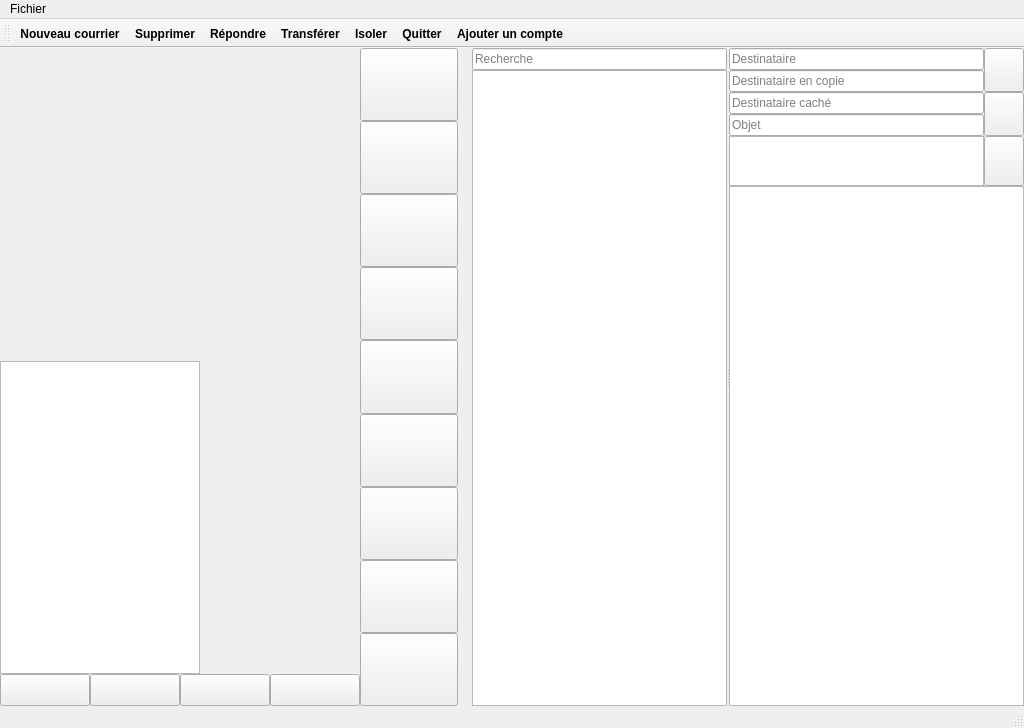
This is mailer/src/gui/gen/mailbox.ui in asm99/muami as Qt 5 draws it before an edit. The edited form follows.
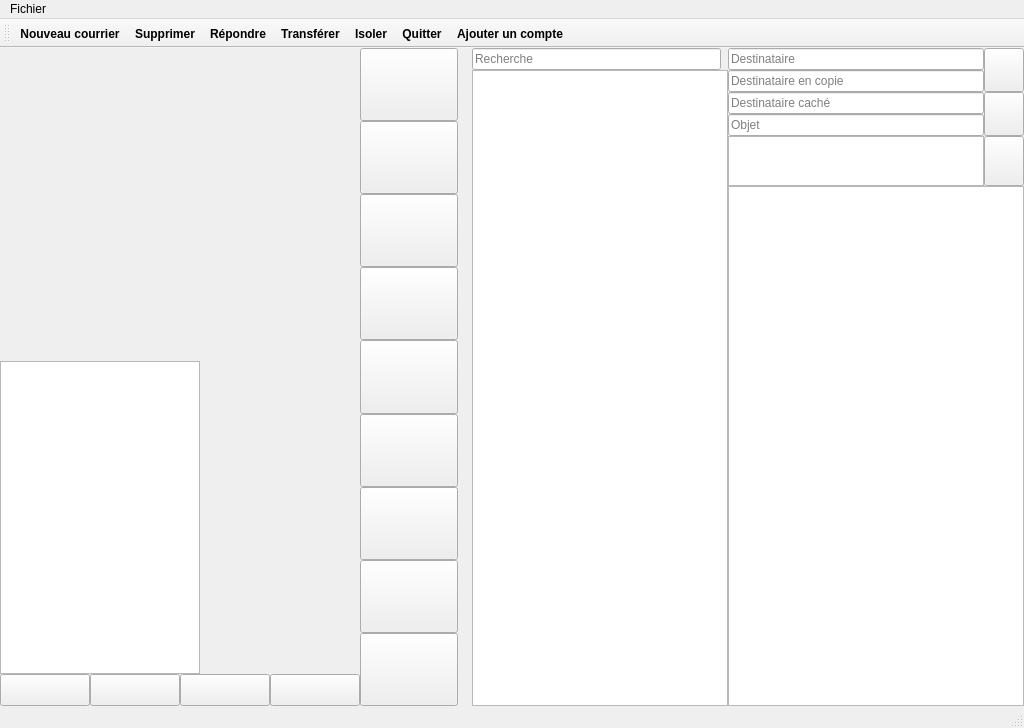
This is the edited form. Icons and pictures are not drawn. Custom widgets are drawn as their Qt base class.

Commit message: Refonte graphique - suite, Ajout du label interactif 'info'

Diff of the .ui file:
```diff
--- a/mailer/src/gui/gen/mailbox.ui
+++ b/mailer/src/gui/gen/mailbox.ui
@@ -26,7 +26,7 @@
    <string>MainWindow</string>
   </property>
   <widget class="QWidget" name="centralwidget">
-   <layout class="QHBoxLayout" name="horizontalLayout_7">
+   <layout class="QHBoxLayout" name="horizontalLayout_9">
     <property name="spacing">
      <number>0</number>
     </property>
@@ -43,7 +43,7 @@
      <number>0</number>
     </property>
     <item>
-     <layout class="QHBoxLayout" name="horizontalLayout_6">
+     <layout class="QHBoxLayout" name="horizontalLayout_8">
       <property name="spacing">
        <number>0</number>
       </property>
@@ -550,7 +550,7 @@
        </widget>
       </item>
       <item>
-       <layout class="QHBoxLayout" name="horizontalLayout_4">
+       <layout class="QHBoxLayout" name="horizontalLayout_7">
         <property name="spacing">
          <number>0</number>
         </property>
@@ -588,33 +588,71 @@
          </layout>
         </item>
         <item>
-         <widget class="QSplitter" name="splitter">
-          <property name="orientation">
-           <enum>Qt::Horizontal</enum>
+         <layout class="QHBoxLayout" name="horizontalLayout_6">
+          <property name="spacing">
+           <number>0</number>
           </property>
-          <property name="handleWidth">
-           <number>2</number>
-          </property>
-          <widget class="QWidget" name="layoutWidget">
+          <item>
            <layout class="QVBoxLayout" name="verticalLayout_4">
             <property name="spacing">
              <number>0</number>
             </property>
             <item>
-             <widget class="QLineEdit" name="mailField">
-              <property name="enabled">
-               <bool>true</bool>
+             <layout class="QHBoxLayout" name="horizontalLayout_4">
+              <property name="spacing">
+               <number>0</number>
               </property>
-              <property name="sizePolicy">
-               <sizepolicy hsizetype="Expanding" vsizetype="Fixed">
-                <horstretch>1</horstretch>
-                <verstretch>0</verstretch>
-               </sizepolicy>
-              </property>
-              <property name="placeholderText">
-               <string>Recherche</string>
-              </property>
-             </widget>
+              <item>
+               <widget class="QLineEdit" name="mailField">
+                <property name="enabled">
+                 <bool>true</bool>
+                </property>
+                <property name="sizePolicy">
+                 <sizepolicy hsizetype="Expanding" vsizetype="Fixed">
+                  <horstretch>1</horstretch>
+                  <verstretch>0</verstretch>
+                 </sizepolicy>
+                </property>
+                <property name="toolTip">
+                 <string/>
+                </property>
+                <property name="placeholderText">
+                 <string>Recherche</string>
+                </property>
+               </widget>
+              </item>
+              <item>
+               <widget class="my_qlabel" name="infoLabel">
+                <property name="sizePolicy">
+                 <sizepolicy hsizetype="Maximum" vsizetype="Maximum">
+                  <horstretch>0</horstretch>
+                  <verstretch>0</verstretch>
+                 </sizepolicy>
+                </property>
+                <property name="maximumSize">
+                 <size>
+                  <width>27</width>
+                  <height>27</height>
+                 </size>
+                </property>
+                <property name="mouseTracking">
+                 <bool>true</bool>
+                </property>
+                <property name="frameShadow">
+                 <enum>QFrame::Raised</enum>
+                </property>
+                <property name="text">
+                 <string/>
+                </property>
+                <property name="pixmap">
+                 <pixmap resource="../icons.qrc">:/icon/res/info-outline.png</pixmap>
+                </property>
+                <property name="scaledContents">
+                 <bool>true</bool>
+                </property>
+               </widget>
+              </item>
+             </layout>
             </item>
             <item>
              <widget class="QListWidget" name="mailList">
@@ -642,8 +680,8 @@
              </widget>
             </item>
            </layout>
-          </widget>
-          <widget class="QWidget" name="">
+          </item>
+          <item>
            <layout class="QVBoxLayout" name="verticalLayout_5">
             <property name="spacing">
              <number>0</number>
@@ -654,7 +692,7 @@
                <number>0</number>
               </property>
               <item>
-               <widget class="QWidget" name="" native="true">
+               <widget class="QWidget" name="widget" native="true">
                 <property name="sizePolicy">
                  <sizepolicy hsizetype="Expanding" vsizetype="Fixed">
                   <horstretch>0</horstretch>
@@ -771,7 +809,7 @@
                </widget>
               </item>
               <item>
-               <widget class="QWidget" name="" native="true">
+               <widget class="QWidget" name="widget" native="true">
                 <property name="sizePolicy">
                  <sizepolicy hsizetype="Fixed" vsizetype="Fixed">
                   <horstretch>0</horstretch>
@@ -941,8 +979,8 @@
              </widget>
             </item>
            </layout>
-          </widget>
-         </widget>
+          </item>
+         </layout>
         </item>
        </layout>
       </item>
@@ -1192,6 +1230,13 @@
    </property>
   </action>
  </widget>
+ <customwidgets>
+  <customwidget>
+   <class>my_qlabel</class>
+   <extends>QLabel</extends>
+   <header location="global">my_qlabel.h</header>
+  </customwidget>
+ </customwidgets>
  <resources>
   <include location="../icons.qrc"/>
  </resources>
```
Left out of the diff: 70 changed lines with no effect on the pictures. The commit also changes 31 other files.
